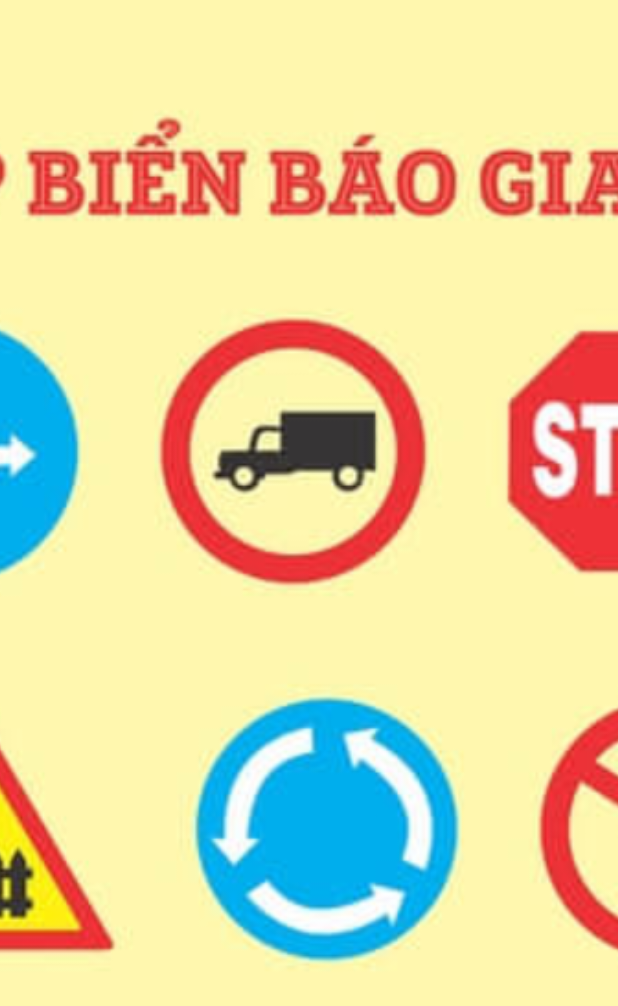
After one commit to tranvinhtruongg/tracNghiemBLX, an Android app: the layout item_photo.xml on its own in the app's theme, with its tools: preview values and no code run, on a phone screen of 412 x 824 dp. The commit adds this screen. Shown: the top 1006 px of the screen. Run offline under Robolectric (Android 15) with nearby library versions, the phone set to English and light mode, and no system bars.

Commit message:
banner slider

```diff
--- a/app/build.gradle
+++ b/app/build.gradle
@@ -33,7 +33,12 @@ dependencies {
     implementation 'androidx.appcompat:appcompat:1.6.1'
     implementation 'com.google.android.material:material:1.8.0'
     implementation 'androidx.constraintlayout:constraintlayout:2.1.4'
+    implementation 'me.relex:circleindicator:2.1.6'
+    implementation 'com.github.bumptech.glide:glide:4.15.0'
     testImplementation 'junit:junit:4.13.2'
     androidTestImplementation 'androidx.test.ext:junit:1.1.5'
     androidTestImplementation 'androidx.test.espresso:espresso-core:3.5.1'
+    implementation 'androidx.viewpager2:viewpager2:1.0.0'
+    implementation 'me.relex:circleindicator:2.1.6'
+
 }
--- /dev/null
+++ b/app/src/main/res/layout/item_photo.xml
@@ -0,0 +1,13 @@
+<?xml version="1.0" encoding="utf-8"?>
+<LinearLayout xmlns:android="http://schemas.android.com/apk/res/android"
+    android:layout_width="match_parent"
+    android:layout_height="match_parent">
+<ImageView
+    android:layout_width="match_parent"
+    android:layout_height="match_parent"
+    android:src="@drawable/banner1"
+    android:scaleType="centerCrop"
+    android:id="@+id/img_photo">
+
+</ImageView>
+</LinearLayout>
```
Also changed, not shown: app/src/main/java/vn/edu/tdmu/tranvinhtruong/tracnghiemblx/MainActivity.java (+24 -0 lines), app/src/main/java/vn/edu/tdmu/tranvinhtruong/tracnghiemblx/Photo.java (added, +18 -0 lines), app/src/main/java/vn/edu/tdmu/tranvinhtruong/tracnghiemblx/PhotoAdapter.java (added, +59 -0 lines), app/src/main/res/layout/activity_main.xml (+22 -5 lines), app/src/main/res/drawable/banner2.png (added), app/src/main/res/drawable/banner3.png (added).
